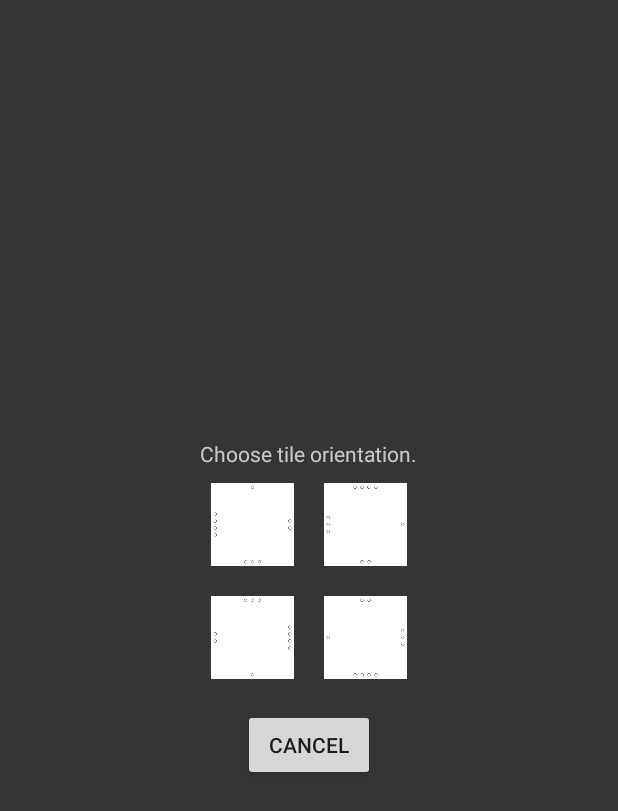
After one commit to gowenS/Strategy-Game-Prototype, an Android app: the layout push_empty_btn.xml on its own in the app's theme, with its tools: preview values and no code run, on a phone screen of 412 x 824 dp. The commit adds this screen. Shown: the top 811 px of the screen. Run offline under Robolectric (Android 15) with nearby library versions, the phone set to English and light mode, and no system bars.

Commit message:
Began working on PopupWindow for player turn on empty tile. Created Layout for PopupWindow.

```diff
--- a/app/src/main/java/com/rustandtuna/gameprototype/GameState.java
+++ b/app/src/main/java/com/rustandtuna/gameprototype/GameState.java
@@ -1,6 +1,9 @@
 package com.rustandtuna.gameprototype;
 
 import android.content.Context;
+import android.view.LayoutInflater;
+import android.widget.LinearLayout;
+import android.widget.PopupWindow;
 import android.widget.Toast;
 
 /**
@@ -17,7 +20,9 @@ public class GameState {
     int initStatus = 0;
     int trackPlayerTurn = 1;
     String[] legalMove = new String[2];
-
+    public PopupWindow p1turn;
+    private LayoutInflater layoutInflater;
+    LinearLayout now;
 
 
 
@@ -32,6 +37,7 @@ public class GameState {
 
         status = "init";
         this.runGameState(-1);
+
     }
 
     public String runGameState(int pressedCell){
@@ -132,6 +138,13 @@ public class GameState {
                     }
                 }
                 else {
+                    //TODO fix popup window below
+//                    layoutInflater = (LayoutInflater) context.getSystemService(Context.LAYOUT_INFLATER_SERVICE);
+//                    ViewGroup container = (ViewGroup) layoutInflater.inflate(R.layout.push_empty_btn,);
+//                    now = (LinearLayout) container.findViewById(R.id.parent_for_emptybtn);
+//                    p1turn = new PopupWindow(container,500,500);
+//                    p1turn.showAtLocation(now, Gravity.NO_GRAVITY,500,500);
+
                     switch (this.trackPlayerTurn){
                         case 1:
                             break;
--- /dev/null
+++ b/app/src/main/res/layout/push_empty_btn.xml
@@ -0,0 +1,69 @@
+<?xml version="1.0" encoding="utf-8"?>
+<LinearLayout xmlns:android="http://schemas.android.com/apk/res/android"
+    android:orientation="vertical" android:layout_width="match_parent"
+    android:layout_height="match_parent"
+    android:gravity="center_vertical|center_horizontal"
+    android:weightSum="1"
+    android:background="#343636"
+    android:id="@+id/parent_for_emptybtn">
+
+    <TextView
+        android:layout_width="wrap_content"
+        android:layout_height="wrap_content"
+        android:text="@string/empty_btn_textview"
+        android:id="@+id/emptyBtnTextView"
+        android:layout_gravity="center_horizontal"
+        android:textColor="#c9c9c9" />
+
+    <LinearLayout
+        android:orientation="horizontal"
+        android:layout_width="match_parent"
+        android:layout_height="wrap_content"
+        android:layout_gravity="center_horizontal"
+        android:gravity="center_vertical|center_horizontal">
+
+        <ImageButton
+            android:layout_width="55dp"
+            android:layout_height="55dp"
+            android:id="@+id/rotateBtn1"
+            android:layout_margin="10dp"
+            android:background="@drawable/backone" />
+
+        <ImageButton
+            android:layout_width="55dp"
+            android:layout_height="55dp"
+            android:id="@+id/rotateBtn2"
+            android:layout_margin="10dp"
+            android:background="@drawable/backtwo" />
+    </LinearLayout>
+
+    <LinearLayout
+        android:orientation="horizontal"
+        android:layout_width="match_parent"
+        android:layout_height="wrap_content"
+        android:gravity="center_vertical|center_horizontal">
+
+        <ImageButton
+            android:layout_width="55dp"
+            android:layout_height="55dp"
+            android:id="@+id/rotateBtn3"
+            android:layout_margin="10dp"
+            android:background="@drawable/backthree" />
+
+        <ImageButton
+            android:layout_width="55dp"
+            android:layout_height="55dp"
+            android:id="@+id/rotateBtn4"
+            android:layout_margin="10dp"
+            android:background="@drawable/backfour" />
+    </LinearLayout>
+
+    <Button
+        android:layout_width="wrap_content"
+        android:layout_height="wrap_content"
+        android:text="@string/cancel"
+        android:id="@+id/button"
+        android:layout_gravity="center_horizontal"
+        android:layout_margin="10dp" />
+
+</LinearLayout>
--- a/app/src/main/res/values/strings.xml
+++ b/app/src/main/res/values/strings.xml
@@ -1,5 +1,7 @@
 <resources>
     <string name="app_name">GamePrototype</string>
     <string name="action_settings">Settings</string>
+    <string name="cancel">CANCEL</string>
+    <string name="empty_btn_textview">Choose tile orientation.</string>
 
 </resources>
```
